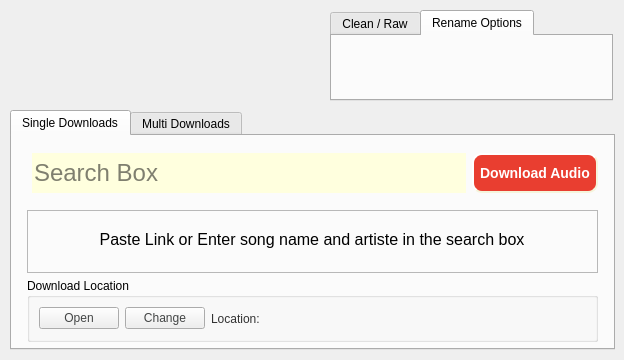
The window that MainUiWindow.ui (ktappdev/YTDownloader_PYQT5) describes before a commit, drawn with Qt 5.
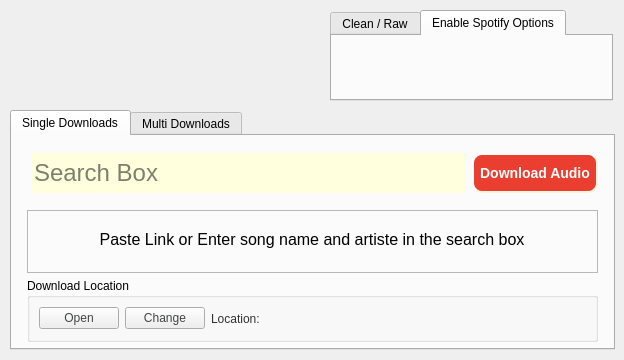
The same window after the commit. The open tabs and pages were chosen to show the change. Icons and pictures are not drawn.

Commit message: Stable on mac, fixed youtube link download

The edit to the form file:
```diff
--- a/MainUiWindow.ui
+++ b/MainUiWindow.ui
@@ -161,7 +161,7 @@
     </widget>
     <widget class="QWidget" name="tab_2">
      <attribute name="title">
-      <string>Rename Options</string>
+      <string>Enable Spotify Options</string>
      </attribute>
     </widget>
    </widget>
```
Left out of the diff: 2 changed lines with no effect on the pictures. The commit also changes 1 other file.
